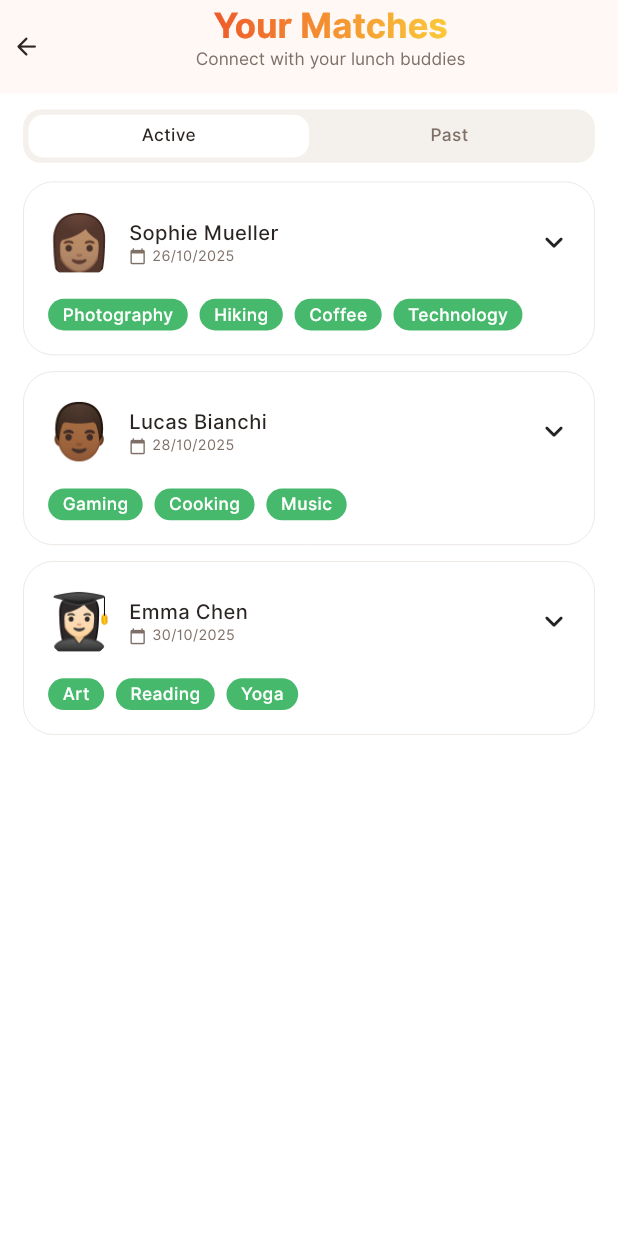
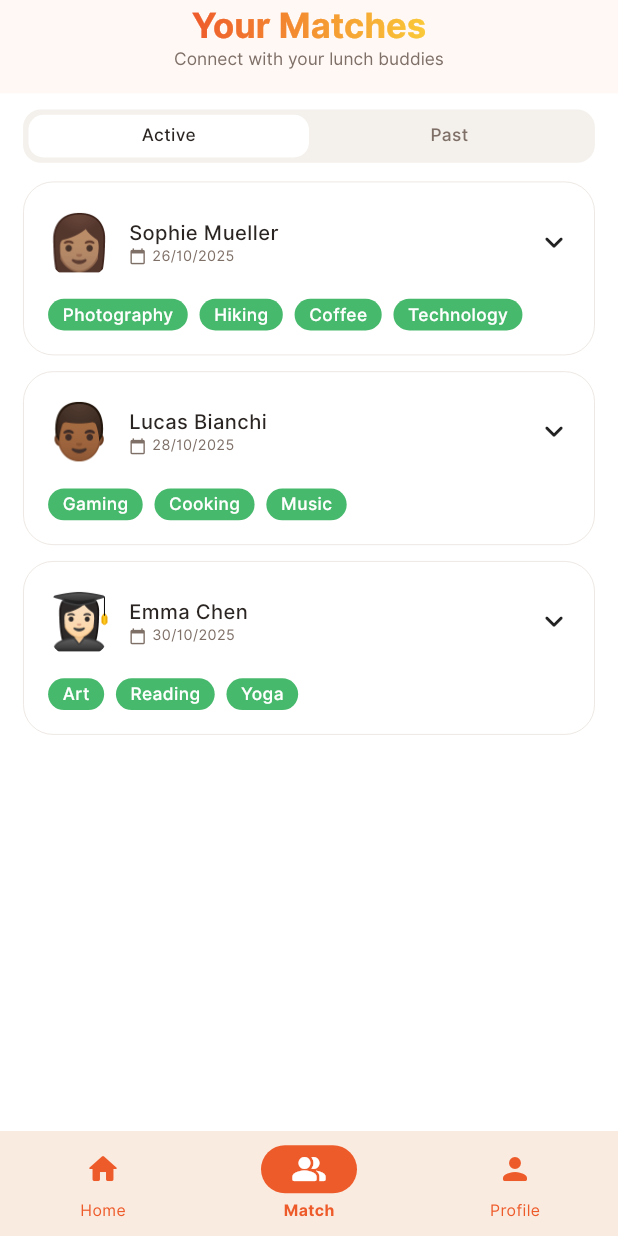
Before and after one commit to sgm17/meal-roulette-flutter, a Flutter app: the MatchingView screen opened by its route, on a phone screen of 412 x 824 dp. Run offline on Flutter 3.47's test engine with Material 3 defaults, Android fonts, the phone set to English and light mode, and no system bars; our stand-ins replace cached_network_image, cloud_firestore, dio, firebase_auth, firebase_core, flutter_form_builder and 2 more; accounts and stored records are empty.

Commit message:
App Nav Bar functionality added in the design

```diff
--- /dev/null
+++ b/Meal Roulette/meal_roulette/lib/configs/common_widgets/app_nav_bar.dart
@@ -0,0 +1,87 @@
+import 'package:flutter/material.dart';
+import 'package:go_router/go_router.dart';
+import 'package:meal_roulette/configs/resources/resources.dart';
+import 'package:meal_roulette/routes/app_routes_constants.dart';
+
+class AppNavBar extends StatefulWidget {
+  final Widget child;
+
+  const AppNavBar({super.key, required this.child});
+
+  @override
+  State<AppNavBar> createState() => _AppNavBarState();
+}
+
+class _AppNavBarState extends State<AppNavBar> {
+  int currentIndex = 0;
+  int previousIndex = 0;
+
+  final tabs = [_NavItem(icon: Icons.home_rounded, label: 'Home', route: AppRouteConstants.home), _NavItem(icon: Icons.people_alt_rounded, label: 'Match', route: AppRouteConstants.matches), _NavItem(icon: Icons.person_rounded, label: 'Profile', route: AppRouteConstants.profile)];
+
+  @override
+  Widget build(BuildContext context) {
+    final location = GoRouterState.of(context).uri.toString();
+    currentIndex = _getSelectedIndex(location);
+
+    // Determine the direction for slide animation
+    final isForward = currentIndex >= previousIndex;
+
+    return Scaffold(
+      body: SafeArea(
+        child: AnimatedSwitcher(
+          duration: const Duration(milliseconds: 400),
+          transitionBuilder: (child, animation) {
+            final offsetAnimation = Tween<Offset>(begin: Offset(isForward ? 1.0 : -1.0, 0), end: Offset.zero).animate(CurvedAnimation(parent: animation, curve: Curves.easeInOutCubic));
+            return SlideTransition(position: offsetAnimation, child: child);
+          },
+          child: KeyedSubtree(key: ValueKey(location), child: widget.child),
+        ),
+      ),
+      bottomNavigationBar: NavigationBarTheme(
+        data: NavigationBarThemeData(
+          indicatorColor: R.colors.red.withValues(alpha: 0.1),
+          labelTextStyle: WidgetStateProperty.resolveWith<TextStyle>(
+                (states) {
+              if (states.contains(WidgetState.selected)) {
+                return R.textStyles.font10B.copyWith(color: R.colors.red);
+              }
+              return R.textStyles.font10R.copyWith(color: R.colors.red);
+            },
+          ),
+          iconTheme: WidgetStateProperty.resolveWith<IconThemeData>(
+                (states) => IconThemeData(
+              color: states.contains(WidgetState.selected)
+                  ? R.colors.white
+                  : R.colors.red,
+            ),
+          ),
+        ),
+        child: NavigationBar(
+          height: 70,
+          elevation: 5,
+          indicatorColor: R.colors.red,
+          selectedIndex: currentIndex,
+          onDestinationSelected: (index) {
+            context.go(tabs[index].route);
+          },
+          destinations: tabs.map((tab) => NavigationDestination(icon: Icon(tab.icon), label: tab.label)).toList(),
+        ),
+      ),
+    );
+  }
+
+  int _getSelectedIndex(String location) {
+    if (location.startsWith(AppRouteConstants.home)) return 0;
+    if (location.startsWith(AppRouteConstants.matches)) return 1;
+    if (location.startsWith(AppRouteConstants.profile)) return 2;
+    return 0;
+  }
+}
+
+class _NavItem {
+  final IconData icon;
+  final String label;
+  final String route;
+
+  const _NavItem({required this.icon, required this.label, required this.route});
+}
--- a/Meal Roulette/meal_roulette/lib/modules/matching/presentation/view/matching_view.dart
+++ b/Meal Roulette/meal_roulette/lib/modules/matching/presentation/view/matching_view.dart
@@ -50,12 +50,7 @@ class _MatchingViewState extends State<MatchingView> {
       appBar: AppBar(
         centerTitle: true,
         toolbarHeight: 70.h,
-        automaticallyImplyLeading: true,
-        leadingWidth: 30.w,
-        leading: IconButton(
-          onPressed: () => Navigator.of(context).maybePop(),
-          icon: Icon(Icons.arrow_back_rounded, color: R.colors.textBlack, size: 20.sp),
-        ),
+        automaticallyImplyLeading: false,
         title: Column(
           children: [
             GradientText(
--- a/Meal Roulette/meal_roulette/lib/routes/app_routes.dart
+++ b/Meal Roulette/meal_roulette/lib/routes/app_routes.dart
@@ -1,5 +1,6 @@
 import 'package:flutter/material.dart';
 import 'package:go_router/go_router.dart';
+import 'package:meal_roulette/configs/common_widgets/app_nav_bar.dart';
 import 'package:meal_roulette/configs/utils/aap_utils.dart';
 import 'package:meal_roulette/modules/auth/presentation/view/auth_screen.dart';
 import 'package:meal_roulette/modules/details/presentation/view/details_view.dart';
@@ -13,6 +14,7 @@ import 'app_routes_constants.dart';
 
 final GlobalKey<ScaffoldState> scaffoldKey = GlobalKey<ScaffoldState>();
 final GlobalKey<NavigatorState> rootNavigatorKey = GlobalKey<NavigatorState>();
+final GlobalKey<NavigatorState> _shellNavigatorKey = GlobalKey<NavigatorState>();
 
 BuildContext getContext() => rootNavigatorKey.currentContext!;
 
@@ -37,23 +39,54 @@ class AppRoutes {
       GoRoute(
         path: AppRouteConstants.auth,
         name: AppRouteConstants.auth,
-          //pageBuilder: (context, state) => Utils().buildPageWithSlideTransition(context: context, state: state, child: AuthView()), routes: [],
-          pageBuilder: (context, state) => Utils().buildPageWithSlideTransition(context: context, state: state, child: AuthView()), routes: [],
+        //pageBuilder: (context, state) => Utils().buildPageWithSlideTransition(context: context, state: state, child: AuthView()), routes: [],
+        pageBuilder: (context, state) => Utils().buildPageWithSlideTransition(context: context, state: state, child: AuthView()),
+        routes: [],
       ),
-      GoRoute(path: AppRouteConstants.home, name: AppRouteConstants.home, pageBuilder: (context, state) => Utils().buildPageWithSlideTransition(context: context, state: state, child: MensaView()), routes: [
-        GoRoute(path: AppRouteConstants.matches, name: AppRouteConstants.matches, pageBuilder: (context, state) => Utils().buildPageWithRightToLeftTransition(context: context, state: state,child: MatchingView()), routes: [
+
+      ShellRoute(
+        navigatorKey: _shellNavigatorKey,
+        builder: (context, state, child) {
+          return AppNavBar(child: child);
+        },
+        routes: [
+          // HOME TAB
+          GoRoute(
+            path: AppRouteConstants.home,
+            name: AppRouteConstants.home,
+            pageBuilder: (context, state) => NoTransitionPage(child: MensaView()),
+            routes: [
+              GoRoute(
+                path: AppRouteConstants.details,
+                name: AppRouteConstants.details,
+                pageBuilder: (context, state) => Utils().buildPageWithRightToLeftTransition(
+                  context: context,
+                  state: state,
+                  child: DetailsView(mensa: state.extra as MensaModel),
+                ),
+                routes: [],
+              ),
+              // GoRoute(path: AppRouteConstants.notifications, name: AppRouteConstants.notifications, pageBuilder: (context, state) => NoTransitionPage(child: NotificationsView()), routes: []),
+              // GoRoute(path: AppRouteConstants.settings, name: AppRouteConstants.settings, pageBuilder: (context, state) => NoTransitionPage(child: SettingsView()), routes: []),
+              // GoRoute(path: AppRouteConstants.contact, name: AppRouteConstants.contact, pageBuilder: (context, state) => NoTransitionPage(child: ContactView()), routes: []),
+              // GoRoute(path: AppRouteConstants.privacy, name: AppRouteConstants.privacy, pageBuilder: (context, state) => NoTransitionPage(child: PrivacyView()), routes: []),
+            ],
+          ),
+          GoRoute(
+            path: AppRouteConstants.matches,
+            name: AppRouteConstants.matches,
+            //pageBuilder: (context, state) => Utils().buildPageWithRightToLeftTransition(context: context, state: state, child: MatchingView()),
+            pageBuilder: (context, state) => NoTransitionPage(child: MatchingView()),
+            routes: [],
+          ),
           GoRoute(
             path: AppRouteConstants.profile,
             name: AppRouteConstants.profile,
             pageBuilder: (context, state) => NoTransitionPage(child: ProfileView()),
             routes: [],
           ),
-         ]),
-        GoRoute(path: AppRouteConstants.details, name: AppRouteConstants.details, pageBuilder: (context, state) => Utils().buildPageWithRightToLeftTransition(context: context, state: state,child: DetailsView(mensa: state.extra as MensaModel)), routes: []),
-        // GoRoute(path: AppRouteConstants.notifications, name: AppRouteConstants.notifications, pageBuilder: (context, state) => NoTransitionPage(child: NotificationsView()), routes: []),
-        // GoRoute(path: AppRouteConstants.settings, name: AppRouteConstants.settings, pageBuilder: (context, state) => NoTransitionPage(child: SettingsView()), routes: []),
-        // GoRoute(path: AppRouteConstants.contact, name: AppRouteConstants.contact, pageBuilder: (context, state) => NoTransitionPage(child: ContactView()), routes: []),
-        // GoRoute(path: AppRouteConstants.privacy, name: AppRouteConstants.privacy, pageBuilder: (context, state) => NoTransitionPage(child: PrivacyView()), routes: []),
-      ],),],
+        ],
+      ),
+    ],
   );
 }
```
